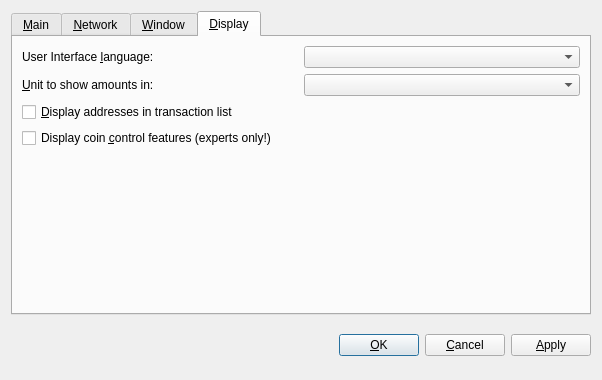
Before: the Qt Designer form src/qt/forms/optionsdialog.ui in zillioncoin/zillioncoin, drawn with Qt 5.
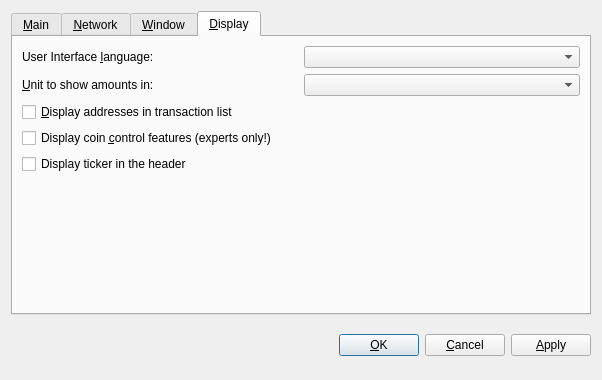
After: the same form once the commit is applied. Custom widgets are drawn as their Qt base class.

What changed in the file:
```diff
--- a/src/qt/forms/optionsdialog.ui
+++ b/src/qt/forms/optionsdialog.ui
@@ -382,6 +382,13 @@
          </property>
         </widget>
        </item>
+       <item>
+        <widget class="QCheckBox" name="displayTicker">
+         <property name="text">
+          <string>Display ticker in the header</string>
+         </property>
+        </widget>
+       </item>
        <item>
         <spacer name="verticalSpacer_Display">
          <property name="orientation">
```
